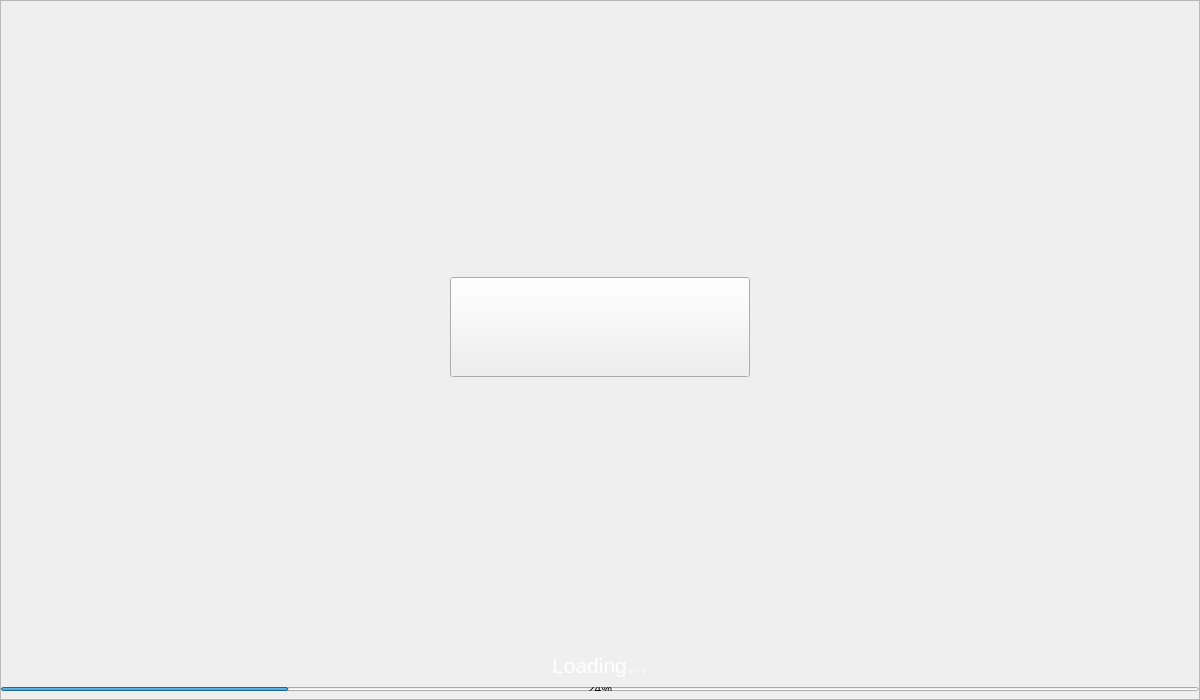
Old version of the form src/qt/dogecash/forms/splash.ui in the repository dogecash/dogecash-old.
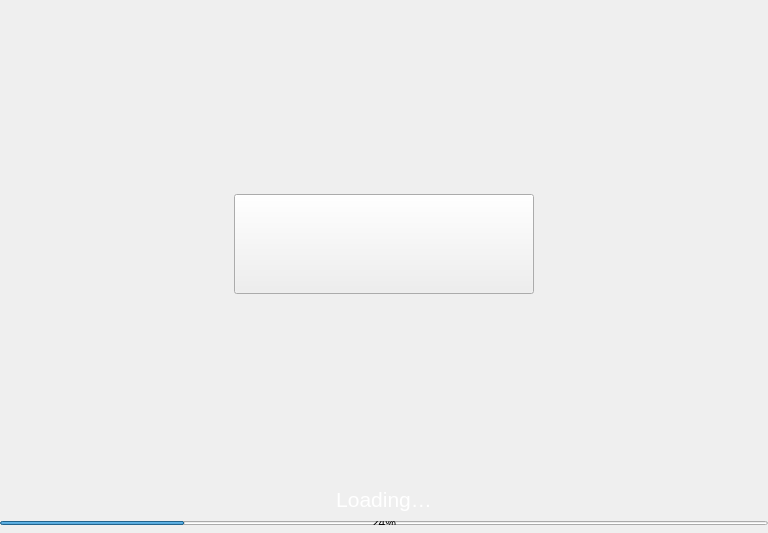
New version of the form.

Commit message: [GUI] SplashScreen Size Fix, Balance Display Fix

Patch:
```diff
--- a/src/qt/dogecash/forms/splash.ui
+++ b/src/qt/dogecash/forms/splash.ui
@@ -6,14 +6,14 @@
    <rect>
     <x>0</x>
     <y>0</y>
-    <width>1200</width>
-    <height>700</height>
+    <width>768</width>
+    <height>533</height>
    </rect>
   </property>
   <property name="minimumSize">
    <size>
-    <width>0</width>
-    <height>700</height>
+    <width>768</width>
+    <height>533</height>
    </size>
   </property>
   <property name="maximumSize">
@@ -53,10 +53,10 @@
       <string notr="true"/>
      </property>
      <property name="frameShape">
-      <enum>QFrame::StyledPanel</enum>
+      <enum>QFrame::NoFrame</enum>
      </property>
      <property name="frameShadow">
-      <enum>QFrame::Raised</enum>
+      <enum>QFrame::Plain</enum>
      </property>
      <layout class="QVBoxLayout" name="verticalLayout">
       <property name="spacing">
```
The commit also changes 7 other files.
